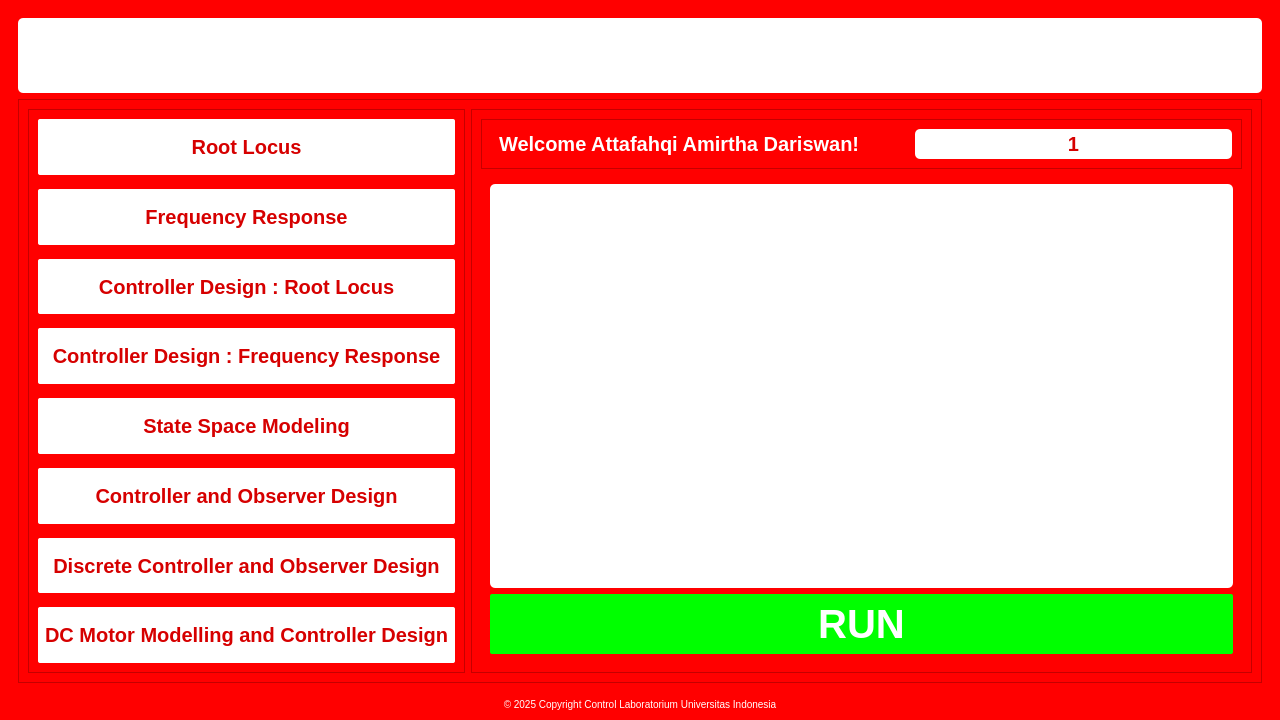
Old version of the form pages/Home/UI_home/Main.ui in the repository KevinHutagaol/control-center-2026.
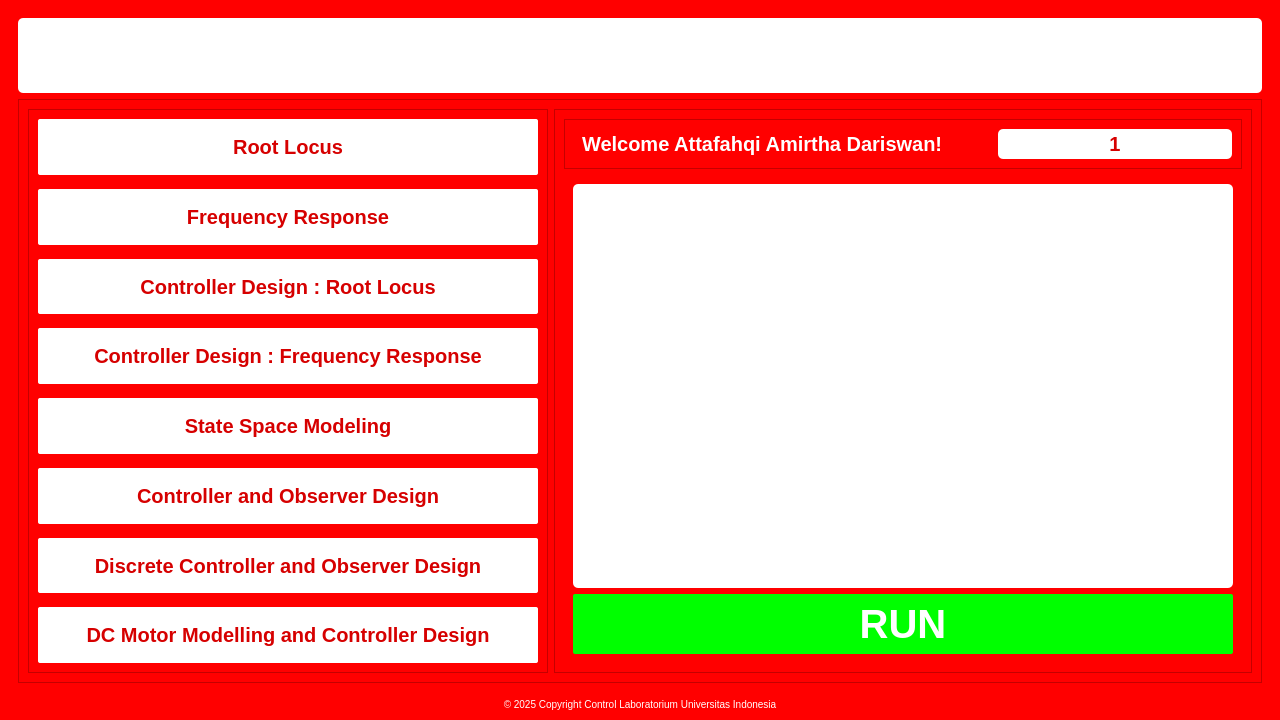
New version of the form. The open tabs and pages were chosen to show the change. Icons and pictures are not drawn.

Diff of the .ui file:
```diff
--- a/pages/Home/UI_home/Main.ui
+++ b/pages/Home/UI_home/Main.ui
@@ -165,7 +165,7 @@
                 </property>
                 <property name="minimumSize">
                  <size>
-                  <width>400</width>
+                  <width>500</width>
                   <height>50</height>
                  </size>
                 </property>
@@ -180,7 +180,7 @@
                 </property>
                 <property name="styleSheet">
                  <string notr="true">QPushButton {
- 		background-color: rgb(255, 255, 255);
+ 		background-color: rgb(255, 255, 255, 255);
 		border-color: rgb(255, 255, 255);
 		border-radius : 2px;
 		color: rgb(214, 0, 0);
@@ -237,7 +237,7 @@
                 </property>
                 <property name="styleSheet">
                  <string notr="true">QPushButton {
- 		background-color: rgb(255, 255, 255);
+ 		background-color: rgb(255, 255, 255, 255);
 		border-color: rgb(255, 255, 255);
 		border-radius : 2px;
 		color: rgb(214, 0, 0);
@@ -294,7 +294,7 @@
                 </property>
                 <property name="styleSheet">
                  <string notr="true">QPushButton {
- 		background-color: rgb(255, 255, 255);
+ 		background-color: rgb(255, 255, 255, 255);
 		border-color: rgb(255, 255, 255);
 		border-radius : 2px;
 		color: rgb(214, 0, 0);
@@ -351,7 +351,7 @@
                 </property>
                 <property name="styleSheet">
                  <string notr="true">QPushButton {
- 		background-color: rgb(255, 255, 255);
+ 		background-color: rgb(255, 255, 255, 255);
 		border-color: rgb(255, 255, 255);
 		border-radius : 2px;
 		color: rgb(214, 0, 0);
@@ -408,7 +408,7 @@
                 </property>
                 <property name="styleSheet">
                  <string notr="true">QPushButton {
- 		background-color: rgb(255, 255, 255);
+ 		background-color: rgb(255, 255, 255, 255);
 		border-color: rgb(255, 255, 255);
 		border-radius : 2px;
 		color: rgb(214, 0, 0);
@@ -465,7 +465,7 @@
                 </property>
                 <property name="styleSheet">
                  <string notr="true">QPushButton {
- 		background-color: rgb(255, 255, 255);
+ 		background-color: rgb(255, 255, 255, 255);
 		border-color: rgb(255, 255, 255);
 		border-radius : 2px;
 		color: rgb(214, 0, 0);
@@ -528,7 +528,7 @@
                 </property>
                 <property name="styleSheet">
                  <string notr="true">QPushButton {
- 		background-color: rgb(255, 255, 255);
+ 		background-color: rgb(255, 255, 255, 255);
 		border-color: rgb(255, 255, 255);
 		border-radius : 2px;
 		color: rgb(214, 0, 0);
@@ -585,7 +585,7 @@
                 </property>
                 <property name="styleSheet">
                  <string notr="true">QPushButton {
- 		background-color: rgb(255, 255, 255);
+ 		background-color: rgb(255, 255, 255, 255);
 		border-color: rgb(255, 255, 255);
 		border-radius : 2px;
 		color: rgb(214, 0, 0);
@@ -777,7 +777,7 @@
                     </property>
                     <property name="styleSheet">
                      <string notr="true">QPushButton {
- 		background-color: rgb(0, 255, 0);
+ 		background-color: rgb(0, 255, 0, 255);
 		border-color: rgb(255, 255, 255);
 		border-radius : 2px;
 		color: rgb(255, 255, 255);
```
Left out of the diff: 84 changed lines with no effect on the pictures.
